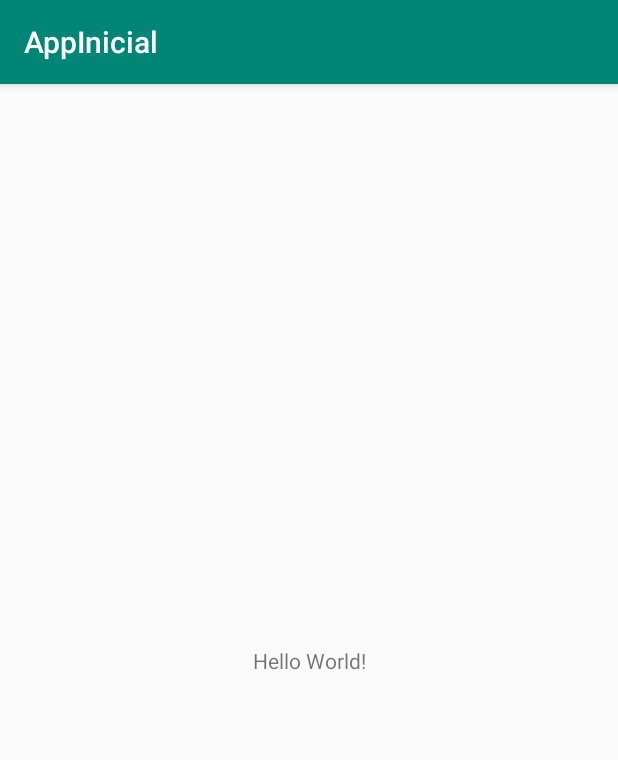
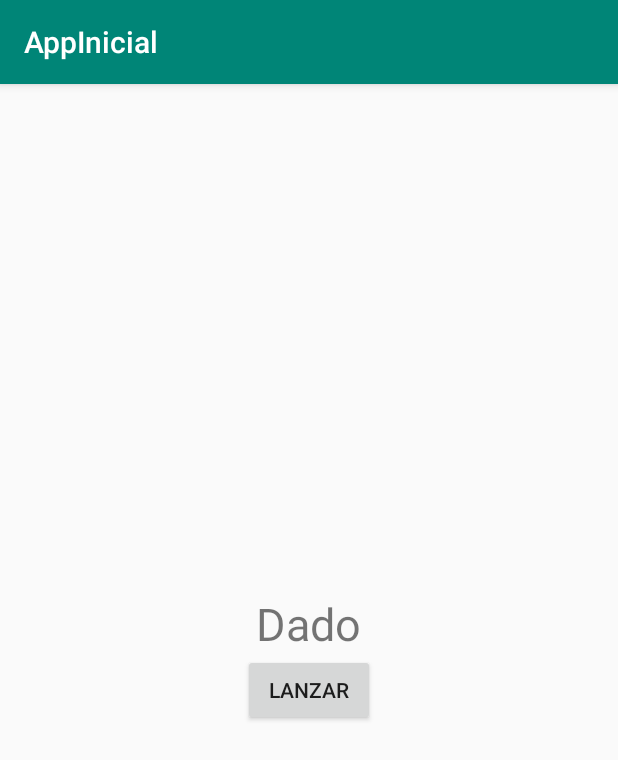
Before and after one commit to docenciaang/AppInicial, an Android app: the screen it shows after launch (MainActivity), on a phone screen of 412 x 824 dp. Shown: the top 760 px of the screen. Run offline under Robolectric (Android 15) with nearby library versions, the phone set to English and light mode, and no system bars.

Commit message:
Definición layout y botone

```diff
--- a/app/src/main/res/layout/activity_main.xml
+++ b/app/src/main/res/layout/activity_main.xml
@@ -1,18 +1,23 @@
 <?xml version="1.0" encoding="utf-8"?>
-<android.support.constraint.ConstraintLayout xmlns:android="http://schemas.android.com/apk/res/android"
-    xmlns:app="http://schemas.android.com/apk/res-auto"
+<LinearLayout xmlns:android="http://schemas.android.com/apk/res/android"
     xmlns:tools="http://schemas.android.com/tools"
     android:layout_width="match_parent"
-    android:layout_height="match_parent"
+    android:layout_height="wrap_content"
+    android:layout_gravity="center_vertical"
+    android:orientation="vertical"
     tools:context=".MainActivity">
 
     <TextView
         android:layout_width="wrap_content"
         android:layout_height="wrap_content"
-        android:text="Hello World!"
-        app:layout_constraintBottom_toBottomOf="parent"
-        app:layout_constraintLeft_toLeftOf="parent"
-        app:layout_constraintRight_toRightOf="parent"
-        app:layout_constraintTop_toTopOf="parent" />
+        android:layout_gravity="center"
+        android:text="Dado"
+        android:textSize="30sp" />
 
-</android.support.constraint.ConstraintLayout>
+    <android.support.v7.widget.AppCompatButton
+        android:layout_width="wrap_content"
+        android:layout_height="wrap_content"
+        android:layout_gravity="center"
+        android:text="@string/lanzar" />
+
+</LinearLayout>
--- a/app/src/main/res/values/strings.xml
+++ b/app/src/main/res/values/strings.xml
@@ -1,3 +1,4 @@
 <resources>
     <string name="app_name">AppInicial</string>
+    <string name="lanzar">Lanzar</string>
 </resources>
```
